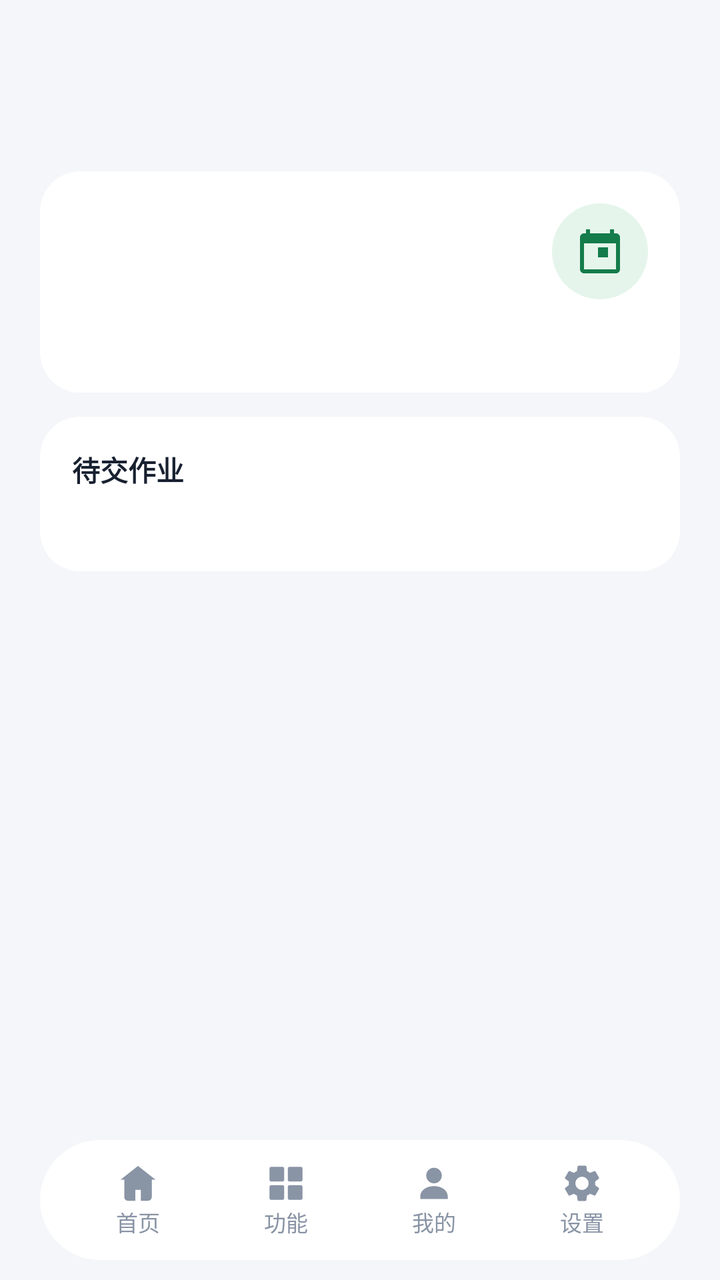
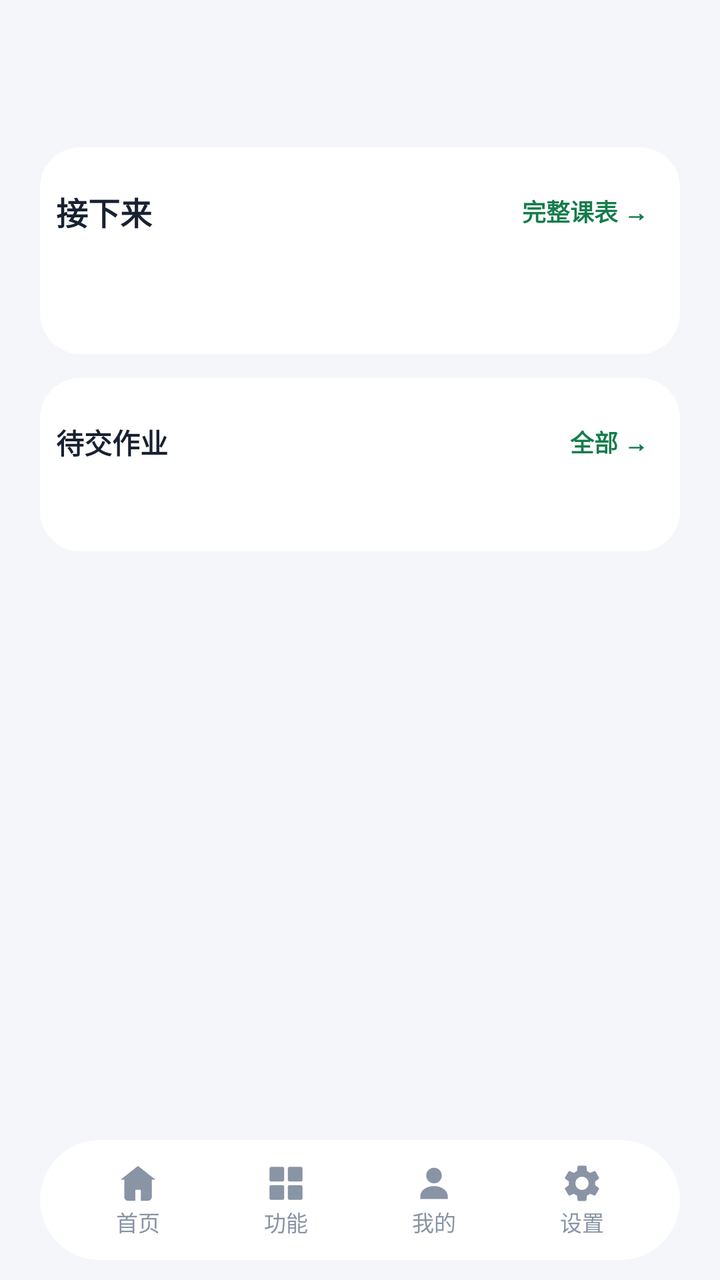

Two renders of the same Android screen: before a commit and after it. Below are the layout's source before the change and the commit's diff.
<!-- AndroidManifest.xml: activity theme Theme.RouteWorkshop.Home -->
<!-- res/layout/activity_main.xml -->
<?xml version="1.0" encoding="utf-8"?>
<LinearLayout
    xmlns:android="http://schemas.android.com/apk/res/android"
    xmlns:app="http://schemas.android.com/apk/res-auto"
    android:layout_width="match_parent"
    android:layout_height="match_parent"
    android:orientation="vertical"
    android:background="@color/fm_background">
    <ScrollView
        android:id="@+id/homeScroll"
        android:layout_width="match_parent"
        android:layout_height="0dp"
        android:layout_weight="1"
        android:fillViewport="true"
        android:clipToPadding="false">
        <LinearLayout
            android:id="@+id/homeContent"
            android:layout_width="match_parent"
            android:layout_height="wrap_content"
            android:orientation="vertical">
            
            <LinearLayout
                android:layout_width="match_parent"
                android:layout_height="wrap_content"
                android:orientation="vertical"
                android:paddingHorizontal="@dimen/space_4xl"
                android:paddingTop="@dimen/space_4xl"
                android:paddingBottom="@dimen/space_lg">
                <TextView
                    android:id="@+id/textHomeGreeting"
                    android:layout_width="match_parent"
                    android:layout_height="wrap_content"
                    android:textColor="@color/fm_text"
                    android:textSize="@dimen/text_hero"
                    android:textStyle="bold"
                    android:maxLines="2"
                    android:ellipsize="end" />
                <TextView
                    android:id="@+id/textHomeGreetingSub"
                    android:layout_width="match_parent"
                    android:layout_height="wrap_content"
                    android:layout_marginTop="@dimen/space_hair"
                    android:textColor="@color/fm_text_secondary"
                    android:textSize="@dimen/text_label"
                    android:maxLines="1"
                    android:ellipsize="end" />
            </LinearLayout>
            <LinearLayout
                android:layout_width="match_parent"
                android:layout_height="wrap_content"
                android:orientation="vertical"
                android:paddingHorizontal="@dimen/space_4xl"
                android:paddingBottom="@dimen/space_md">
                <com.google.android.material.card.MaterialCardView
                    android:id="@+id/cardHomeAgenda"
                    android:layout_width="match_parent"
                    android:layout_height="wrap_content"
                    android:layout_marginTop="@dimen/space_md"
                    app:cardBackgroundColor="@color/fm_surface"
                    app:cardCornerRadius="@dimen/radius_sheet"
                    app:cardElevation="0dp"
                    app:strokeWidth="0dp">
                    <LinearLayout
                        android:layout_width="match_parent"
                        android:layout_height="wrap_content"
                        android:orientation="vertical"
                        android:padding="@dimen/space_3xl">
                        <LinearLayout
                            android:layout_width="match_parent"
                            android:layout_height="wrap_content"
                            android:gravity="center_vertical"
                            android:orientation="horizontal">
                            <TextView
                                android:id="@+id/textHomeDate"
                                android:layout_width="0dp"
                                android:layout_height="wrap_content"
                                android:layout_weight="1"
                                android:textColor="@color/fm_text"
                                android:textSize="@dimen/text_title"
                                android:textStyle="bold" />
                            <ImageView
                                android:id="@+id/buttonHomeCalendar"
                                android:layout_width="@dimen/touch_min"
                                android:layout_height="@dimen/touch_min"
                                android:background="@drawable/bg_campus_entry_icon"
                                android:padding="@dimen/space_xl"
                                android:clickable="true"
                                android:focusable="true"
                                android:src="@drawable/ic_study_calendar"
                                android:contentDescription="@string/fm_timetable"
                                app:tint="@color/fm_link" />
                        </LinearLayout>
                        <LinearLayout
                            android:id="@+id/weekStrip"
                            android:layout_width="match_parent"
                            android:layout_height="wrap_content"
                            android:layout_marginTop="@dimen/space_xs"
                            android:orientation="horizontal" />
                        <LinearLayout
                            android:id="@+id/agendaList"
                            android:layout_width="match_parent"
                            android:layout_height="wrap_content"
                            android:layout_marginTop="@dimen/space_md"
                            android:orientation="vertical" />
                        <LinearLayout
                            android:id="@+id/agendaEmpty"
                            android:layout_width="match_parent"
                            android:layout_height="wrap_content"
                            android:layout_marginTop="@dimen/space_sm"
                            android:gravity="center_vertical"
                            android:orientation="horizontal"
                            android:visibility="gone">
                            <TextView
                                android:id="@+id/textHomeEmptyTitle"
                                android:layout_width="0dp"
                                android:layout_height="wrap_content"
                                android:layout_weight="1"
                                android:textColor="@color/fm_text"
                                android:textSize="@dimen/text_meta"
                                android:maxLines="1"
                                android:ellipsize="end" />
                            <TextView
                                android:id="@+id/buttonHomeImport"
                                android:layout_width="wrap_content"
                                android:layout_height="wrap_content"
                                android:layout_marginStart="@dimen/space_md"
                                android:minHeight="@dimen/touch_min"
                                android:gravity="center"
                                android:background="@drawable/bg_home_pill"
                                android:clickable="true"
                                android:focusable="true"
                                android:paddingHorizontal="@dimen/space_xl"
                                android:paddingVertical="@dimen/space_sm"
                                android:text="@string/home_agenda_import_action"
                                android:textColor="@color/fm_on_brand"
                                android:textSize="@dimen/text_caption"
                                android:textStyle="bold" />
                        </LinearLayout>
                        <TextView
                            android:id="@+id/textHomeAgendaCount"
                            android:layout_width="match_parent"
                            android:layout_height="wrap_content"
                            android:layout_marginTop="@dimen/space_xs"
                            android:textColor="@color/fm_text_secondary"
                            android:textSize="@dimen/text_caption" />
                    </LinearLayout>
                </com.google.android.material.card.MaterialCardView>
                <com.google.android.material.card.MaterialCardView
                    android:id="@+id/cardHomework"
                    android:layout_width="match_parent"
                    android:layout_height="wrap_content"
                    android:layout_marginTop="@dimen/space_xl"
                    app:cardBackgroundColor="@color/fm_surface"
                    app:cardCornerRadius="@dimen/radius_sheet"
                    app:cardElevation="0dp"
                    app:strokeWidth="0dp">
                    <LinearLayout
                        android:layout_width="match_parent"
                        android:layout_height="wrap_content"
                        android:orientation="vertical"
                        android:padding="@dimen/space_3xl">
                        <TextView
                            android:layout_width="match_parent"
                            android:layout_height="wrap_content"
                            android:text="@string/home_homework_section"
                            android:textColor="@color/fm_text"
                            android:textSize="@dimen/text_body"
                            android:textStyle="bold" />
                        <LinearLayout
                            android:id="@+id/homeworkList"
                            android:layout_width="match_parent"
                            android:layout_height="wrap_content"
                            android:layout_marginTop="@dimen/space_sm"
                            android:orientation="vertical" />
                        <LinearLayout
                            android:id="@+id/homeworkEmpty"
                            android:layout_width="match_parent"
                            android:layout_height="wrap_content"
                            android:layout_marginTop="@dimen/space_sm"
                            android:gravity="center_vertical"
                            android:orientation="horizontal"
                            android:visibility="gone">
                            <TextView
                                android:id="@+id/textHomeworkEmpty"
                                android:layout_width="0dp"
                                android:layout_height="wrap_content"
                                android:layout_weight="1"
                                android:textColor="@color/fm_text"
                                android:textSize="@dimen/text_meta"
                                android:maxLines="1"
                                android:ellipsize="end" />
                            <TextView
                                android:id="@+id/buttonHomeworkEmpty"
                                android:layout_width="wrap_content"
                                android:layout_height="wrap_content"
                                android:layout_marginStart="@dimen/space_md"
                                android:minHeight="@dimen/touch_min"
                                android:gravity="center"
                                android:background="@drawable/bg_home_pill"
                                android:clickable="true"
                                android:focusable="true"
                                android:paddingHorizontal="@dimen/space_xl"
                                android:paddingVertical="@dimen/space_sm"
                                android:text="@string/home_homework_view_action"
                                android:textColor="@color/fm_on_brand"
                                android:textSize="@dimen/text_caption"
                                android:textStyle="bold" />
                        </LinearLayout>
                        <TextView
                            android:id="@+id/textHomeworkFoot"
                            android:layout_width="match_parent"
                            android:layout_height="wrap_content"
                            android:layout_marginTop="@dimen/space_xs"
                            android:textColor="@color/fm_text_secondary"
                            android:textSize="@dimen/text_caption" />
                    </LinearLayout>
                </com.google.android.material.card.MaterialCardView>
            </LinearLayout>
        </LinearLayout>
    </ScrollView>
    <include
        android:id="@+id/bottomNav"
        layout="@layout/view_bottom_nav" />
</LinearLayout>
<!-- res/layout/view_bottom_nav.xml (included above) -->
<?xml version="1.0" encoding="utf-8"?>
<LinearLayout
    xmlns:android="http://schemas.android.com/apk/res/android"
    xmlns:app="http://schemas.android.com/apk/res-auto"
    android:layout_width="match_parent"
    android:layout_height="60dp"
    android:layout_marginHorizontal="@dimen/space_4xl"
    android:layout_marginBottom="@dimen/space_lg"
    android:paddingHorizontal="@dimen/space_xl"
    android:background="@drawable/bg_fm_nav"
    android:gravity="center_vertical"
    android:orientation="horizontal">
    <LinearLayout
        android:id="@+id/navHome"
        android:layout_width="0dp"
        android:layout_height="match_parent"
        android:layout_weight="1"
        android:background="@drawable/bg_nav_item"
        android:clickable="true"
        android:focusable="true"
        android:gravity="center"
        android:orientation="vertical">
        <ImageView
            android:id="@+id/iconNavHome"
            android:layout_width="22dp"
            android:layout_height="22dp"
            android:src="@drawable/ic_fm_home"
            android:contentDescription="@null"
            app:tint="@color/fm_nav_idle" />
        <TextView
            android:id="@+id/textNavHome"
            android:layout_width="wrap_content"
            android:layout_height="wrap_content"
            android:text="@string/fm_home"
            android:textColor="@color/fm_nav_idle"
            android:textSize="@dimen/text_caption" />
    </LinearLayout>
    <LinearLayout
        android:id="@+id/navFunctions"
        android:layout_width="0dp"
        android:layout_height="match_parent"
        android:layout_weight="1"
        android:background="@drawable/bg_nav_item"
        android:clickable="true"
        android:focusable="true"
        android:gravity="center"
        android:orientation="vertical">
        <ImageView
            android:id="@+id/iconNavFunctions"
            android:layout_width="22dp"
            android:layout_height="22dp"
            android:src="@drawable/ic_fm_functions"
            android:contentDescription="@null"
            app:tint="@color/fm_nav_idle" />
        <TextView
            android:id="@+id/textNavFunctions"
            android:layout_width="wrap_content"
            android:layout_height="wrap_content"
            android:text="@string/fm_functions"
            android:textColor="@color/fm_nav_idle"
            android:textSize="@dimen/text_caption" />
    </LinearLayout>
    <LinearLayout
        android:id="@+id/navProfile"
        android:layout_width="0dp"
        android:layout_height="match_parent"
        android:layout_weight="1"
        android:background="@drawable/bg_nav_item"
        android:clickable="true"
        android:focusable="true"
        android:gravity="center"
        android:orientation="vertical">
        <ImageView
            android:id="@+id/iconNavProfile"
            android:layout_width="22dp"
            android:layout_height="22dp"
            android:src="@drawable/ic_fm_profile"
            android:contentDescription="@null"
            app:tint="@color/fm_nav_idle" />
        <TextView
            android:id="@+id/textNavProfile"
            android:layout_width="wrap_content"
            android:layout_height="wrap_content"
            android:text="@string/fm_profile"
            android:textColor="@color/fm_nav_idle"
            android:textSize="@dimen/text_caption" />
    </LinearLayout>
    <LinearLayout
        android:id="@+id/navSettings"
        android:layout_width="0dp"
        android:layout_height="match_parent"
        android:layout_weight="1"
        android:background="@drawable/bg_nav_item"
        android:clickable="true"
        android:focusable="true"
        android:gravity="center"
        android:orientation="vertical">
        <ImageView
            android:id="@+id/iconNavSettings"
            android:layout_width="22dp"
            android:layout_height="22dp"
            android:src="@drawable/ic_campus_settings"
            android:contentDescription="@null"
            app:tint="@color/fm_nav_idle" />
        <TextView
            android:id="@+id/textNavSettings"
            android:layout_width="wrap_content"
            android:layout_height="wrap_content"
            android:text="@string/home_app_settings_title"
            android:textColor="@color/fm_nav_idle"
            android:textSize="@dimen/text_caption" />
    </LinearLayout>
</LinearLayout>
<!-- resources referenced by this layout -->
<resources>
  <color name="fm_background">#F5F6FA</color>
  <color name="fm_link">#147C4B</color>
  <color name="fm_nav_idle">#8994A5</color>
  <color name="fm_on_brand">#FFFFFF</color>
  <color name="fm_surface">#FFFFFF</color>
  <color name="fm_text">#182130</color>
  <color name="fm_text_secondary">#66717F</color>
  <dimen name="radius_sheet">20dp</dimen>
  <dimen name="space_3xl">16dp</dimen>
  <dimen name="space_4xl">20dp</dimen>
  <dimen name="space_hair">2dp</dimen>
  <dimen name="space_lg">10dp</dimen>
  <dimen name="space_md">8dp</dimen>
  <dimen name="space_sm">6dp</dimen>
  <dimen name="space_xl">12dp</dimen>
  <dimen name="space_xs">4dp</dimen>
  <dimen name="text_body">14sp</dimen>
  <dimen name="text_caption">11sp</dimen>
  <dimen name="text_hero">22sp</dimen>
  <dimen name="text_label">12sp</dimen>
  <dimen name="text_meta">13sp</dimen>
  <dimen name="text_title">16sp</dimen>
  <dimen name="touch_min">48dp</dimen>
  <!-- drawable bg_campus_entry_icon (drawable) -->
  <?xml version="1.0" encoding="utf-8"?>
  <shape xmlns:android="http://schemas.android.com/apk/res/android"
      android:shape="oval">
      <solid android:color="@color/campus_mint_pale" />
  </shape>
  <!-- drawable bg_fm_nav (drawable) -->
  <?xml version="1.0" encoding="utf-8"?>
  <shape
      xmlns:android="http://schemas.android.com/apk/res/android">
      <solid
          android:color="@color/fm_nav" />
      <corners
          android:radius="99dp" />
  </shape>
  <!-- drawable bg_home_pill (drawable) -->
  <?xml version="1.0" encoding="utf-8"?>
  <shape
      xmlns:android="http://schemas.android.com/apk/res/android">
      <solid
          android:color="@color/fm_link" />
      <corners
          android:radius="99dp" />
  </shape>
  <!-- drawable ic_study_calendar (drawable) -->
  <vector xmlns:android="http://schemas.android.com/apk/res/android"
      android:width="24dp"
      android:height="24dp"
      android:viewportWidth="24"
      android:viewportHeight="24">
      <path
          android:fillColor="@color/campus_mint_dark"
          android:pathData="M20,3h-1V1h-2v2H7V1H5v2H4c-1.1,0 -2,0.9 -2,2v16c0,1.1 0.9,2 2,2h16c1.1,0 2,-0.9 2,-2V5c0,-1.1 -0.9,-2 -2,-2zM20,21H4V8h16v13zM11,10h5v5h-5z" />
  </vector>
  <string name="fm_functions">功能</string>
  <string name="fm_home">首页</string>
  <string name="fm_profile">我的</string>
  <string name="fm_timetable">课程表</string>
  <string name="home_agenda_import_action">去导入</string>
  <string name="home_app_settings_title">设置</string>
  <string name="home_homework_section">待交作业</string>
  <string name="home_homework_view_action">查看作业</string>
  <style name="Theme.RouteWorkshop.Home" parent="Theme.RouteWorkshop" />
  <color name="campus_mint_pale">@color/fm_surface_alt</color>
  <color name="fm_nav">#FFFFFF</color>
  <color name="fm_ripple">#24147C4B</color>
  <color name="fm_tab_selected">#DDEFE4</color>
  <color name="campus_mint_dark">@color/fm_link</color>
  <color name="fm_on_nav">#147C4B</color>
  <color name="fm_surface_alt">#E5F5EB</color>
  <color name="fm_brand">#147C4B</color>
  <color name="fm_border">#E1E6E5</color>
  <style name="Animation.Legion.Activity" parent="@android:style/Animation.Activity">
          <item name="android:activityOpenEnterAnimation">@anim/fm_fade_in</item>
          <item name="android:activityOpenExitAnimation">@anim/fm_hold</item>
          <item name="android:activityCloseEnterAnimation">@anim/fm_fade_in</item>
          <item name="android:activityCloseExitAnimation">@anim/fm_fade_out</item>
      </style>
  <style name="Widget.Legion.FinmoriButton" parent="Widget.Material3.Button"><item name="cornerRadius">16dp</item><item name="android:minHeight">48dp</item></style>
  <!-- unchanged entries left out for length: 6 -->
</resources>

<!-- the commit's change to res/layout/activity_main.xml (unified diff, before → after) -->
@@ -24,8 +24,8 @@
                 android:layout_height="wrap_content"
                 android:orientation="vertical"
                 android:paddingHorizontal="@dimen/space_4xl"
-                android:paddingTop="@dimen/space_4xl"
-                android:paddingBottom="@dimen/space_lg">
+                android:paddingTop="@dimen/space_xl"
+                android:paddingBottom="@dimen/space_sm">
                 <TextView
                     android:id="@+id/textHomeGreeting"
                     android:layout_width="match_parent"
@@ -64,7 +64,7 @@
                         android:layout_width="match_parent"
                         android:layout_height="wrap_content"
                         android:orientation="vertical"
-                        android:padding="@dimen/space_3xl">
+                        android:padding="@dimen/space_md">
                         <LinearLayout
                             android:layout_width="match_parent"
                             android:layout_height="wrap_content"
@@ -75,32 +75,37 @@
                                 android:layout_width="0dp"
                                 android:layout_height="wrap_content"
                                 android:layout_weight="1"
+                                android:text="@string/home_upcoming_title"
                                 android:textColor="@color/fm_text"
                                 android:textSize="@dimen/text_title"
                                 android:textStyle="bold" />
-                            <ImageView
+                            <TextView
                                 android:id="@+id/buttonHomeCalendar"
-                                android:layout_width="@dimen/touch_min"
+                                android:layout_width="wrap_content"
                                 android:layout_height="@dimen/touch_min"
-                                android:background="@drawable/bg_campus_entry_icon"
-                                android:padding="@dimen/space_xl"
                                 android:clickable="true"
                                 android:focusable="true"
-                                android:src="@drawable/ic_study_calendar"
-                                android:contentDescription="@string/fm_timetable"
-                                app:tint="@color/fm_link" />
+                                android:gravity="center"
+                                android:paddingHorizontal="@dimen/space_md"
+                                android:text="@string/home_upcoming_full"
+                                android:textColor="@color/fm_link"
+                                android:textSize="@dimen/text_label"
+                                android:textStyle="bold" />
                         </LinearLayout>
-                        <LinearLayout
-                            android:id="@+id/weekStrip"
+                        <TextView
+                            android:id="@+id/textUpcomingMeta"
+                            android:layout_width="match_parent"
+                            android:layout_height="wrap_content"
+                            android:layout_marginTop="@dimen/space_hair"
+                            android:textColor="@color/fm_text_secondary"
+                            android:textSize="@dimen/text_caption"
+                            android:maxLines="1"
+                            android:ellipsize="end" />
+                        <LinearLayout
+                            android:id="@+id/agendaList"
                             android:layout_width="match_parent"
                             android:layout_height="wrap_content"
                             android:layout_marginTop="@dimen/space_xs"
-                            android:orientation="horizontal" />
-                        <LinearLayout
-                            android:id="@+id/agendaList"
-                            android:layout_width="match_parent"
-                            android:layout_height="wrap_content"
-                            android:layout_marginTop="@dimen/space_md"
                             android:orientation="vertical" />
                         <LinearLayout
                             android:id="@+id/agendaEmpty"
@@ -158,14 +163,34 @@
                         android:layout_width="match_parent"
                         android:layout_height="wrap_content"
                         android:orientation="vertical"
-                        android:padding="@dimen/space_3xl">
-                        <TextView
-                            android:layout_width="match_parent"
-                            android:layout_height="wrap_content"
-                            android:text="@string/home_homework_section"
-                            android:textColor="@color/fm_text"
-                            android:textSize="@dimen/text_body"
-                            android:textStyle="bold" />
+                        android:padding="@dimen/space_md">
+                        <LinearLayout
+                            android:layout_width="match_parent"
+                            android:layout_height="wrap_content"
+                            android:gravity="center_vertical"
+                            android:orientation="horizontal">
+                            <TextView
+                                android:id="@+id/textHomeworkSection"
+                                android:layout_width="0dp"
+                                android:layout_height="wrap_content"
+                                android:layout_weight="1"
+                                android:text="@string/home_homework_section"
+                                android:textColor="@color/fm_text"
+                                android:textSize="@dimen/text_body"
+                                android:textStyle="bold" />
+                            <TextView
+                                android:id="@+id/buttonHomeworkAll"
+                                android:layout_width="wrap_content"
+                                android:layout_height="@dimen/touch_min"
+                                android:clickable="true"
+                                android:focusable="true"
+                                android:gravity="center"
+                                android:paddingHorizontal="@dimen/space_md"
+                                android:text="@string/home_homework_all"
+                                android:textColor="@color/fm_link"
+                                android:textSize="@dimen/text_label"
+                                android:textStyle="bold" />
+                        </LinearLayout>
                         <LinearLayout
                             android:id="@+id/homeworkList"
                             android:layout_width="match_parent"
@@ -210,7 +235,7 @@
                             android:id="@+id/textHomeworkFoot"
                             android:layout_width="match_parent"
                             android:layout_height="wrap_content"
-                            android:layout_marginTop="@dimen/space_xs"
+                            android:layout_marginTop="@dimen/space_hair"
                             android:textColor="@color/fm_text_secondary"
                             android:textSize="@dimen/text_caption" />
                     </LinearLayout>
<!-- resource entries referenced after the edit -->
@@ -8,7 +8,6 @@
   <color name="fm_text">#182130</color>
   <color name="fm_text_secondary">#66717F</color>
   <dimen name="radius_sheet">20dp</dimen>
-  <dimen name="space_3xl">16dp</dimen>
   <dimen name="space_4xl">20dp</dimen>
   <dimen name="space_hair">2dp</dimen>
   <dimen name="space_lg">10dp</dimen>
@@ -23,12 +22,6 @@
   <dimen name="text_meta">13sp</dimen>
   <dimen name="text_title">16sp</dimen>
   <dimen name="touch_min">48dp</dimen>
-  <!-- drawable bg_campus_entry_icon (drawable) -->
-  <?xml version="1.0" encoding="utf-8"?>
-  <shape xmlns:android="http://schemas.android.com/apk/res/android"
-      android:shape="oval">
-      <solid android:color="@color/campus_mint_pale" />
-  </shape>
   <!-- drawable bg_fm_nav (drawable) -->
   <?xml version="1.0" encoding="utf-8"?>
   <shape
@@ -47,26 +40,17 @@
       <corners
           android:radius="99dp" />
   </shape>
-  <!-- drawable ic_study_calendar (drawable) -->
-  <vector xmlns:android="http://schemas.android.com/apk/res/android"
-      android:width="24dp"
-      android:height="24dp"
-      android:viewportWidth="24"
-      android:viewportHeight="24">
-      <path
-          android:fillColor="@color/campus_mint_dark"
-          android:pathData="M20,3h-1V1h-2v2H7V1H5v2H4c-1.1,0 -2,0.9 -2,2v16c0,1.1 0.9,2 2,2h16c1.1,0 2,-0.9 2,-2V5c0,-1.1 -0.9,-2 -2,-2zM20,21H4V8h16v13zM11,10h5v5h-5z" />
-  </vector>
   <string name="fm_functions">功能</string>
   <string name="fm_home">首页</string>
   <string name="fm_profile">我的</string>
-  <string name="fm_timetable">课程表</string>
   <string name="home_agenda_import_action">去导入</string>
   <string name="home_app_settings_title">设置</string>
+  <string name="home_homework_all">全部 →</string>
   <string name="home_homework_section">待交作业</string>
   <string name="home_homework_view_action">查看作业</string>
+  <string name="home_upcoming_full">完整课表 →</string>
+  <string name="home_upcoming_title">接下来</string>
   <style name="Theme.RouteWorkshop.Home" parent="Theme.RouteWorkshop" />
-  <color name="campus_mint_pale">@color/fm_surface_alt</color>
   <color name="fm_nav">#FFFFFF</color>
   <color name="fm_ripple">#24147C4B</color>
   <color name="fm_tab_selected">#DDEFE4</color>
